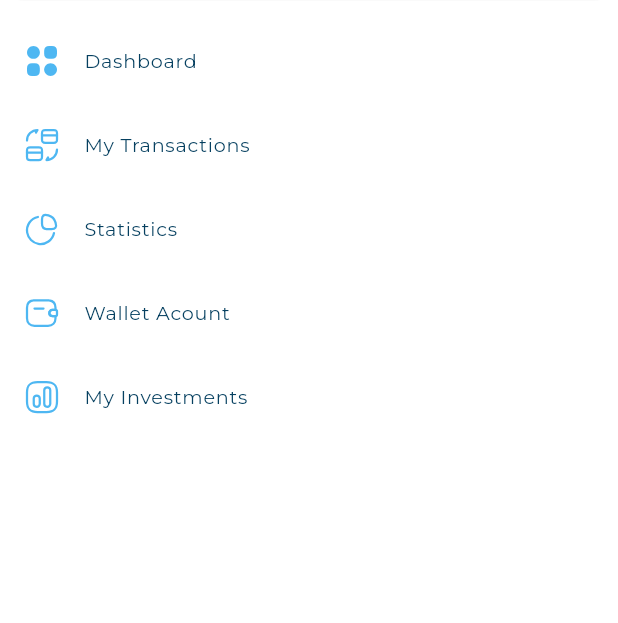
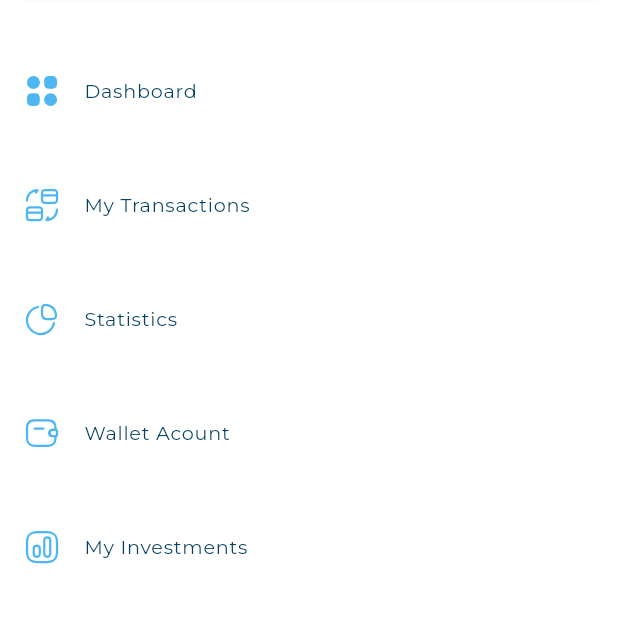
Before and after one commit to MohamedMahmoudAli/responsive_dashboard_design, a Flutter app: the DesktopLayout screen opened directly, on a phone screen of 412 x 824 dp, the part 89-712 px from its top. Run offline on Flutter 3.47's test engine with Material 3 defaults, Android fonts, the phone set to English and light mode, and no system bars; our stand-ins replace flutter_svg; project files that could hold a hidden picture were left out.

Commit message:
custom drawer

```diff
--- a/lib/views/Widget/custom_drawer.dart
+++ b/lib/views/Widget/custom_drawer.dart
@@ -30,8 +30,10 @@ class CustomDrawer extends StatelessWidget {
             shrinkWrap: true,
             physics: const NeverScrollableScrollPhysics(),
             itemCount: drawerItems.length,
-            itemBuilder: (context, index) =>
-                DrawerItem(model: drawerItems[index])),
+            itemBuilder: (context, index) => Padding(
+                  padding: const EdgeInsets.only(top: 20.0),
+                  child: DrawerItem(model: drawerItems[index]),
+                )),
         const SizedBox(
           height: 8,
         ),
```
